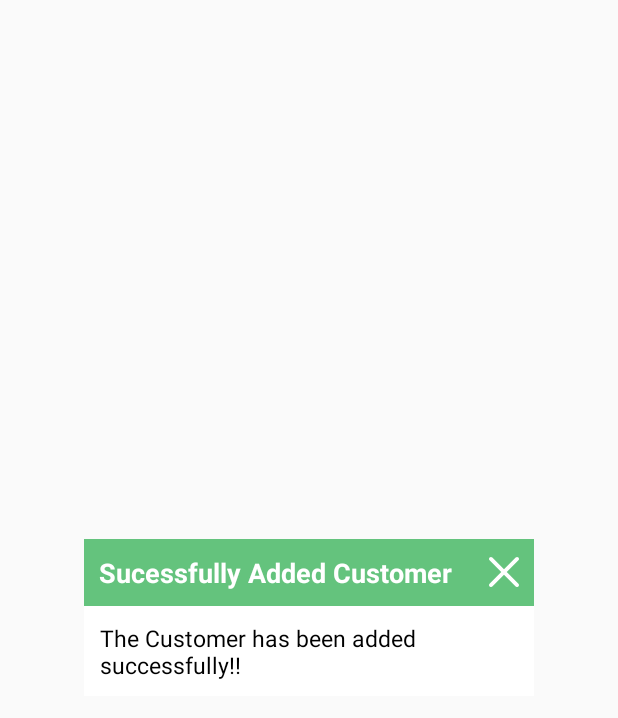
After one commit to Pransh-Coder/StoreKhata, an Android app: the layout added_customer_dialog.xml on its own in the app's theme, with its tools: preview values and no code run, on a phone screen of 412 x 824 dp. The commit adds this screen. Shown: the top 718 px of the screen. Run offline under Robolectric (Android 15) with nearby library versions, the phone set to English and light mode, and no system bars.

Commit message:
added the succesful dialog after adding customer

```diff
--- a/app/build.gradle
+++ b/app/build.gradle
@@ -7,8 +7,8 @@ android {
         applicationId "com.store.storekhata"
         minSdkVersion 14
         targetSdkVersion 29
-        versionCode 1
-        versionName "1.0"
+        versionCode 2
+        versionName "1.0.1"
         testInstrumentationRunner "androidx.test.runner.AndroidJUnitRunner"
     }
     buildTypes {
--- a/app/src/main/java/com/store/storekhata/Login/LoginFragment.java
+++ b/app/src/main/java/com/store/storekhata/Login/LoginFragment.java
@@ -113,7 +113,7 @@ public class LoginFragment extends Fragment {
                 }
                 else
                 {
-                    if(flag==2){
+                    if(flag==2){            //for AdminLogin
 
                         networkingCalls.adminLogin(Email,Password);
                     }
--- a/app/src/main/java/com/store/storekhata/SharePrefrence/SharePrefs.java
+++ b/app/src/main/java/com/store/storekhata/SharePrefrence/SharePrefs.java
@@ -10,7 +10,7 @@ public class SharePrefs {
 
     private Context context;
 
-    public SharePrefs(Context context) {
+    public SharePrefs(Context context) {        //constructor
         this.context = context;
     }
 
@@ -18,7 +18,7 @@ public class SharePrefs {
         return context.getSharedPreferences("admin", Activity.MODE_PRIVATE);
     }
 
-    public void removeAllSP()
+    public void removeAllSP()               // mainly used for loging out (clearing all the data)
     {
         getUserPreference().edit().clear().commit();
 
--- a/app/src/main/java/com/store/storekhata/TrackDebit/AddItemsFragment.java
+++ b/app/src/main/java/com/store/storekhata/TrackDebit/AddItemsFragment.java
@@ -48,7 +48,7 @@ public class AddItemsFragment extends Fragment {
         //personName = rootview.findViewById(R.id.person_name);
         add_item=rootview.findViewById(R.id.add_item);
 
-        if (sharePrefs.isLoggedIn()){
+        if (sharePrefs.isLoggedIn()){                           // for admin
             UID = sharePrefs.getUID();
             AID = sharePrefs.getAID();
             Name = sharePrefs.getName();
--- a/app/src/main/java/com/store/storekhata/TrackDebit/DebitDetailFragment.java
+++ b/app/src/main/java/com/store/storekhata/TrackDebit/DebitDetailFragment.java
@@ -67,7 +67,7 @@ public class DebitDetailFragment extends Fragment {
         }
         //else is used so that sometimes after userLogin we send uid in parametrs of Authenticateuser(UID)
 
-        //any how we have to supply UID here  ****[it is used when  using usetLogin]****
+        //any how we have to supply UID here  ****[it is used when  using usetLogin]****            by this[ userSharedPrefs.putUID_forUserLogin(UID);] code we send uid from netorking class to DebitDetailFrag
         else {
             uid=userSharedPrefs.getUID_forUserLogin();
             //Toast.makeText(getContext(), ""+uid, Toast.LENGTH_SHORT).show();
--- a/app/src/main/java/com/store/storekhata/TrackDebit/Debt_Pojo.java
+++ b/app/src/main/java/com/store/storekhata/TrackDebit/Debt_Pojo.java
@@ -22,7 +22,8 @@ public class Debt_Pojo {
     public Debt_Pojo(){
 
      }
-    public Debt_Pojo(String debtId, String itemName, String quantity, String priceOfOne, String uid, String name, String total) {
+
+    public Debt_Pojo(String debtId, String itemName, String quantity, String priceOfOne, String uid, String name, String total) {       // constructor for giving fake data
         this.debtId = debtId;
         this.itemName = itemName;
         this.quantity = quantity;
--- a/app/src/main/java/com/store/storekhata/TrackDebit/ItemsHistoryFragment.java
+++ b/app/src/main/java/com/store/storekhata/TrackDebit/ItemsHistoryFragment.java
@@ -47,7 +47,7 @@ public class ItemsHistoryFragment extends Fragment {
 
         recyclerView = rootview.findViewById(R.id.recycler_view);
         layoutManager= new LinearLayoutManager(getContext());
-        recyclerView.setLayoutManager(layoutManager);
+        recyclerView.setLayoutManager(layoutManager);                           // this recyclerView is passed in the ItemsHistory
 
         userSharedPrefs = new UserSharedPrefs(getContext());
         networkingCalls = new NetworkingCalls(getContext(),getActivity());
@@ -63,7 +63,7 @@ public class ItemsHistoryFragment extends Fragment {
             AID = userSharedPrefs.getAID_forUserLogin();
         }
 
-        else {
+        else {                              // for AdminLogin
             UID= sharePrefs.getUID();
             AID=sharePrefs.getAID();
         }
--- a/app/src/main/java/com/store/storekhata/TrackDebit/RecyclerAdapterDebit.java
+++ b/app/src/main/java/com/store/storekhata/TrackDebit/RecyclerAdapterDebit.java
@@ -41,13 +41,13 @@ public class RecyclerAdapterDebit extends RecyclerView.Adapter<RecyclerAdapterDe
         Log.d("loggy"," constructor called and list size is "+debtPojoList.size());
 
         // make a set in java
-        HashSet<String> allQuinqueIds=new HashSet<>();
+        HashSet<String> allQuinqueIds =new HashSet<>();
 
         for(int i=0;i<debtPojoList.size();i++){
             allQuinqueIds.add(debtPojoList.get(i).getUid());            //adding UID to hashset
             Log.d("hashset",""+allQuinqueIds.size());
         }
-        //        now we have all uniwue  ids in set
+        //        now we have all unique  ids in set
         ArrayList<Debt_Pojo> correctList= new ArrayList<>();
 
         for(String key:allQuinqueIds){
@@ -99,6 +99,7 @@ public class RecyclerAdapterDebit extends RecyclerView.Adapter<RecyclerAdapterDe
                 fragmentTransaction.replace(R.id.on_boarding_fragment_container,debitDetailFragment);
                 fragmentTransaction.addToBackStack(null);
                 fragmentTransaction.commit();
+
                 Bundle bundle=new Bundle();             // send uid to DebitDetailFragment
                 bundle.putString("uid",uid);
                 debitDetailFragment.setArguments(bundle);
--- a/app/src/main/java/com/store/storekhata/TrackDebit/RecyclerAdapterShowEachItem.java
+++ b/app/src/main/java/com/store/storekhata/TrackDebit/RecyclerAdapterShowEachItem.java
@@ -64,7 +64,7 @@ public class RecyclerAdapterShowEachItem extends RecyclerView.Adapter<RecyclerAd
         Boolean c = sharePrefs.isLoggedIn();
 
         //Toast.makeText(context, ""+b +" Admin also "+c, Toast.LENGTH_SHORT).show();
-        if(sharePrefs.isLoggedIn()){
+        if(sharePrefs.isLoggedIn()){                                                    // for Admin
             holder.deleteItem.setVisibility(View.VISIBLE);
 
             debitId = debtPojoList.get(position).getDebtId();
--- a/app/src/main/java/com/store/storekhata/onBoardingStructure/OnBoardingActivity.java
+++ b/app/src/main/java/com/store/storekhata/onBoardingStructure/OnBoardingActivity.java
@@ -38,7 +38,7 @@ public class OnBoardingActivity extends AppCompatActivity implements LoginCallBa
       /*  NavController navController = Navigation.findNavController(this, R.id.on_boarding_fragment_container);
         NavigationUI.setupActionBarWithNavController(this, navController);*/
 
-        if(sharePrefs.isLoggedIn()){
+        if(sharePrefs.isLoggedIn()){            //if true move to TrackYourDebtFragment (ADMIN_Login)
 
             TrackYourDebtFragment fragment = new TrackYourDebtFragment();
             FragmentTransaction transaction = getSupportFragmentManager().beginTransaction();
--- /dev/null
+++ b/app/src/main/res/drawable/ic_cross.xml
@@ -0,0 +1,9 @@
+<vector xmlns:android="http://schemas.android.com/apk/res/android"
+    android:width="24dp"
+    android:height="24dp"
+    android:viewportWidth="329.26932"
+    android:viewportHeight="329">
+  <path
+      android:fillColor="#FF000000"
+      android:pathData="m194.801,164.77 l128.211,-128.215c8.344,-8.34 8.344,-21.824 0,-30.164 -8.34,-8.34 -21.824,-8.34 -30.164,0l-128.215,128.215 -128.211,-128.215c-8.344,-8.34 -21.824,-8.34 -30.164,0 -8.344,8.34 -8.344,21.824 0,30.164l128.211,128.215 -128.211,128.215c-8.344,8.34 -8.344,21.824 0,30.164 4.156,4.16 9.621,6.25 15.082,6.25 5.461,0 10.922,-2.09 15.082,-6.25l128.211,-128.215 128.215,128.215c4.16,4.16 9.621,6.25 15.082,6.25 5.461,0 10.922,-2.09 15.082,-6.25 8.344,-8.34 8.344,-21.824 0,-30.164zM194.801,164.77"/>
+</vector>
--- /dev/null
+++ b/app/src/main/res/drawable/rectangular_bg_dialog.xml
@@ -0,0 +1,8 @@
+<?xml version="1.0" encoding="utf-8"?>
+<shape xmlns:android="http://schemas.android.com/apk/res/android">
+    <solid
+        android:color="@color/colorPrimary"/>
+
+    <padding
+        android:bottom="5dp" />
+</shape>
--- /dev/null
+++ b/app/src/main/res/layout/added_customer_dialog.xml
@@ -0,0 +1,59 @@
+<?xml version="1.0" encoding="utf-8"?>
+<LinearLayout
+    xmlns:android="http://schemas.android.com/apk/res/android"
+    xmlns:tools="http://schemas.android.com/tools"
+    android:layout_width="300dp"
+    android:layout_height="wrap_content"
+    android:orientation="vertical"
+    tools:ignore="SpUsage"
+    android:layout_gravity="center"
+    android:background="@drawable/rectangular_bg_dialog">
+
+
+    <RelativeLayout
+        android:layout_width="match_parent"
+        android:layout_height="wrap_content"
+        android:padding="10dp"
+        android:background="@color/colorAccent">
+
+
+        <TextView
+            android:layout_width="wrap_content"
+            android:layout_height="wrap_content"
+            android:text="Sucessfully Added Customer"
+            android:gravity="center"
+            android:textStyle="bold"
+            android:textColor="@color/colorPrimary"
+            android:textSize="18dp" />
+
+        <ImageView
+            android:id="@+id/cross"
+            android:layout_width="20dp"
+            android:layout_height="20dp"
+            android:layout_marginStart="10dp"
+            android:layout_marginLeft="10dp"
+            android:src="@drawable/ic_cross"
+            android:tint="@color/colorPrimary"
+            android:layout_alignParentEnd="true"
+            android:layout_alignParentRight="true"
+            android:layout_centerVertical="true"/>
+
+    </RelativeLayout>
+
+
+    <TextView
+        android:layout_width="match_parent"
+        android:layout_height="wrap_content"
+        android:text="The Customer has been added successfully!!"
+        android:textSize="15dp"
+        android:padding="5dp"
+
+        android:layout_marginStart="5dp"
+        android:layout_marginEnd="5dp"
+        android:layout_marginTop="5dp"
+        android:textColor="@color/black" />
+
+
+
+
+</LinearLayout>
--- a/app/src/main/res/layout/fragment_track_your_debt.xml
+++ b/app/src/main/res/layout/fragment_track_your_debt.xml
@@ -67,8 +67,6 @@
 
     </androidx.cardview.widget.CardView>-->
 
-
-
     <Button
         android:id="@+id/addCust"
         android:drawableLeft="@drawable/plus"
--- a/app/src/main/res/values/colors.xml
+++ b/app/src/main/res/values/colors.xml
@@ -4,4 +4,5 @@
     <color name="colorPrimaryDark">#ffffff</color>
     <color name="colorAccent">#64c37d</color>
     <color name="indication_background_color">#4B000000</color>
+    <color name="black">#000000</color>
 </resources>
--- a/build.gradle
+++ b/build.gradle
@@ -7,7 +7,7 @@ buildscript {
 
     }
     dependencies {
-        classpath 'com.android.tools.build:gradle:3.5.3'
+        classpath 'com.android.tools.build:gradle:4.0.0'
 
         // NOTE: Do not place your application dependencies here; they belong
         // in the individual module build.gradle files
```
Also changed, not shown: app/src/main/java/com/store/storekhata/NetworkingStructure/NetworkingCalls.java (+15 -10 lines), app/src/main/java/com/store/storekhata/TrackDebit/AddCustomerFragment.java (+63 -27 lines), app/src/main/res/layout/fragment_add_customer.xml (+7 -6 lines), gradle/wrapper/gradle-wrapper.properties, 1 other file.
